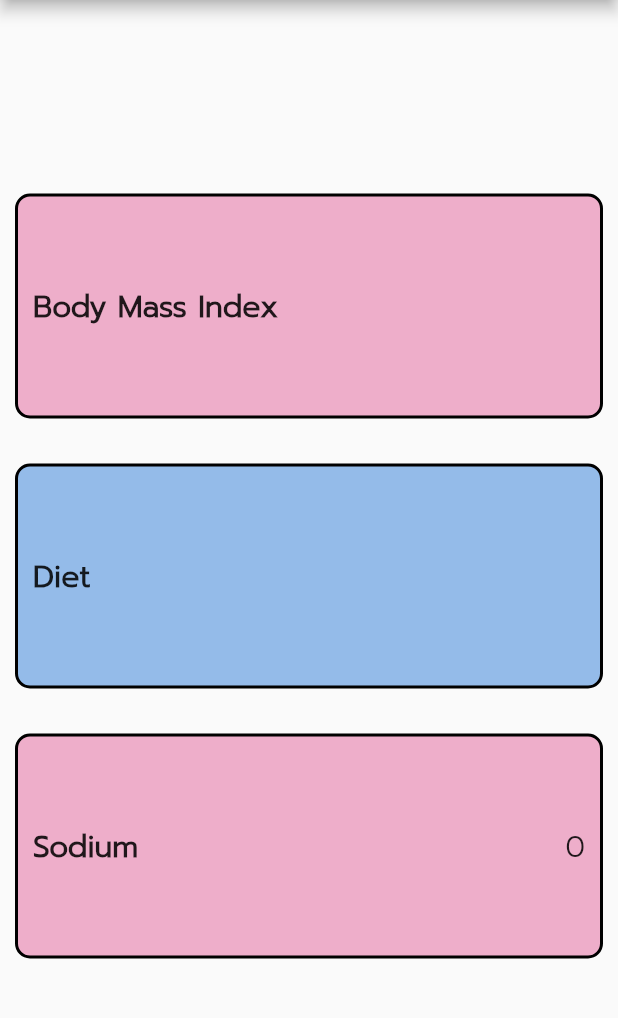
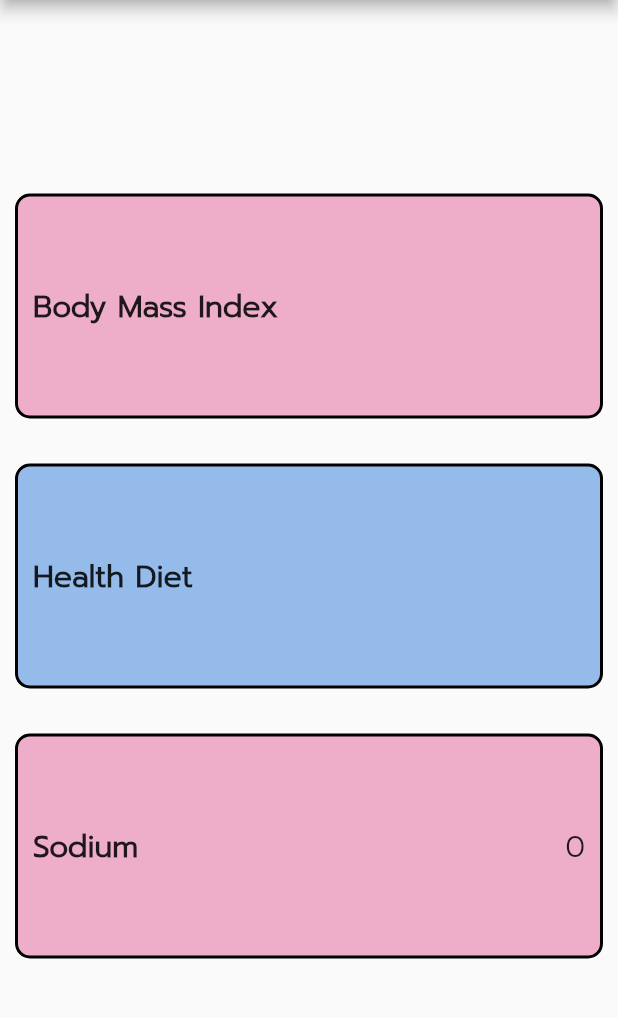
Before and after one commit to PingSunn/flutter-project-cpe121, a Flutter app: the screen it shows after launch, on a phone screen of 412 x 824 dp, the part 84-1102 px from its top. Run offline on Flutter 3.47's test engine with Material 2 defaults, Android fonts, the phone set to English and light mode, and no system bars; our stand-ins replace percent_indicator, sembast; missing offline and left inert: ansi_styles; project files that could hold a hidden picture were left out.

Commit message:
Health Diet

```diff
--- a/project/lib/MainScreen.dart
+++ b/project/lib/MainScreen.dart
@@ -13,7 +13,7 @@ class MainScreen extends StatefulWidget {
 }
 
 class _MainScreenState extends State<MainScreen> {
-  String latestMess = '',statusDiet = '';
+  String latestMess = '', statusDiet = '';
 
   @override
   void initState() {
@@ -81,7 +81,7 @@ class _MainScreenState extends State<MainScreen> {
                 );
               },
               child: Container(
-                child: HomeBox("Diet", statusDiet, Color(0xff94bbe9)),
+                child: HomeBox("Health Diet", statusDiet, Color(0xff94bbe9)),
               ),
             ),
             SizedBox(
```
